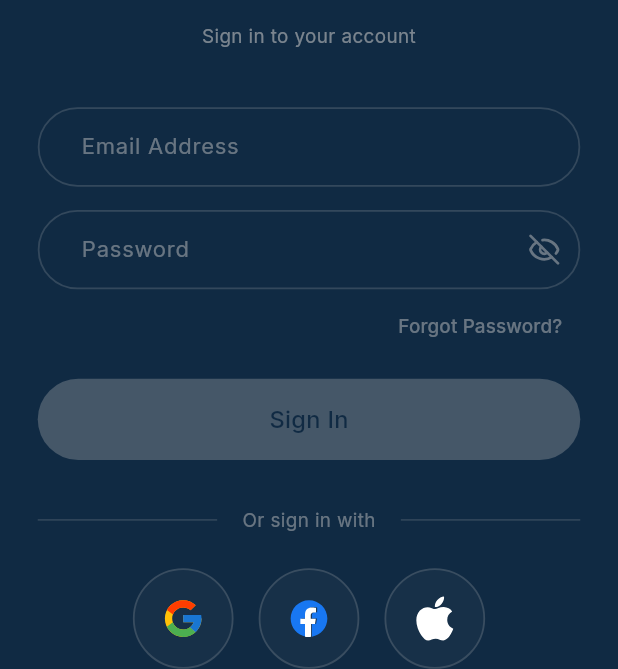
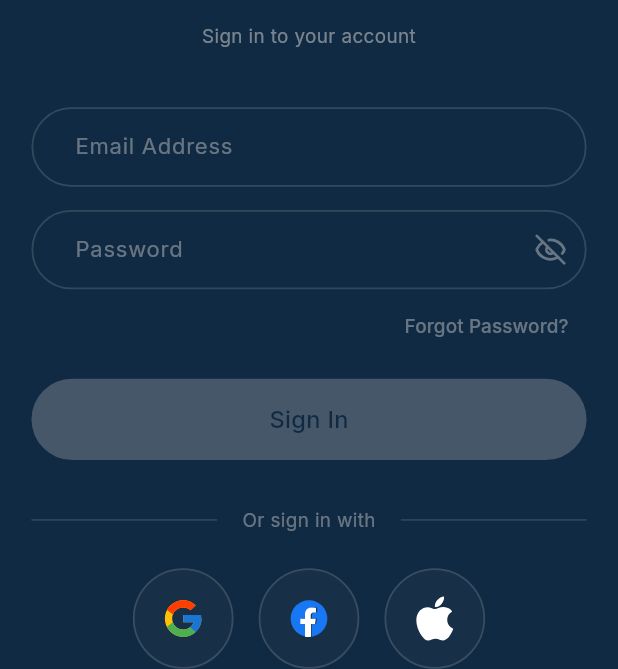
Before and after one commit to Ahmed23coder/rasseny, a Flutter app: the _LoginView screen opened directly, on a phone screen of 412 x 824 dp. Shown: the part 256-925 px from the top of the screen. Run offline on Flutter 3.47's test engine with Material 3 defaults, Android fonts, the phone set to English and light mode, and no system bars; our stand-ins replace country_picker, equatable, flutter_bloc, flutter_svg, go_router, lucide_icons_flutter; missing offline and left inert: intl_phone_field_v2; statements that could not run were skipped.

Commit message:
feat: implement login and home screens with core UI components and design system integration

```diff
--- a/lib/core/radius/app_radius.dart
+++ b/lib/core/radius/app_radius.dart
@@ -8,11 +8,16 @@ class AppRadius {
   AppRadius._();
 
   // ── Raw values ───────────────────────────────────────────────
-  /// Buttons / Inputs / Pills / Icon buttons
-  static const double buttonValue = 50.0;
+  /// Global border width (frosted glass standard)
+  static const double buttonValue = 1.185;
 
+  /// Pill-style radius (Buttons / Inputs / Pills)
+  static const double pillValue = 50.0;
+
+  // ── Card values ──────────────────────────────────────────────
   /// Cards / Articles
   static const double cardValue = 24.0;
+
 
   /// Settings groups
   static const double settingsGroupValue = 28.0;
@@ -30,7 +35,7 @@ class AppRadius {
   static const double circularValue = 9999.0;
 
   // ── BorderRadius shortcuts ───────────────────────────────────
-  static final BorderRadius button = BorderRadius.circular(buttonValue);
+  static final BorderRadius button = BorderRadius.circular(pillValue);
   static final BorderRadius card = BorderRadius.circular(cardValue);
   static final BorderRadius settingsGroup = BorderRadius.circular(
     settingsGroupValue,
--- a/lib/core/theme/app_theme.dart
+++ b/lib/core/theme/app_theme.dart
@@ -90,7 +90,7 @@ class AppTheme {
         ),
         focusedBorder: OutlineInputBorder(
           borderRadius: AppRadius.button,
-          borderSide: BorderSide(color: AppColors.silverSecondaryLabel),
+          borderSide: BorderSide(color: AppColors.silverBorder),
         ),
         errorBorder: OutlineInputBorder(
           borderRadius: AppRadius.button,
--- a/lib/presentation/views/auth/login_screen.dart
+++ b/lib/presentation/views/auth/login_screen.dart
@@ -3,6 +3,7 @@ import 'package:flutter_bloc/flutter_bloc.dart';
 import 'package:go_router/go_router.dart';
 import '../../../core/colors/app_colors.dart';
 import '../../../core/navigation/app_router.dart';
+import '../../../core/spacing/app_spacing.dart';
 import '../../../core/utils/responsive_util.dart';
 import '../../../domain/repositories/auth_repository.dart';
 import '../../viewmodels/auth/login_cubit.dart';
@@ -49,7 +50,7 @@ class _LoginView extends StatelessWidget {
 
           return SafeArea(
             child: SingleChildScrollView(
-              padding: EdgeInsets.symmetric(horizontal: context.scaleWidth(24)),
+              padding: AppSpacing.pagePadding(context),
               child: Column(
                 children: [
                   SizedBox(height: context.scaleHeight(40)),
--- a/lib/presentation/views/home/home_view.dart
+++ b/lib/presentation/views/home/home_view.dart
@@ -1,5 +1,6 @@
 import 'package:flutter/material.dart';
 import 'package:flutter_bloc/flutter_bloc.dart';
+import 'package:lucide_icons_flutter/lucide_icons.dart';
 
 import '../../../domain/repositories/news_repository.dart';
 
@@ -51,7 +52,7 @@ class _HomeBody extends StatelessWidget {
                         Text('Rasseny', style: AppTextStyles.appName(context)),
                         const Spacer(),
                         Icon(
-                          Icons.notifications_outlined,
+                          LucideIcons.bell,
                           color: AppColors.silverSecondaryLabel,
                           size: 24,
                         ),
--- a/lib/presentation/widgets/inputs/app_search_bar.dart
+++ b/lib/presentation/widgets/inputs/app_search_bar.dart
@@ -1,4 +1,5 @@
 import 'package:flutter/material.dart';
+import 'package:lucide_icons_flutter/lucide_icons.dart';
 
 import '../../../core/colors/app_colors.dart';
 import '../../../core/radius/app_radius.dart';
@@ -40,7 +41,7 @@ class AppSearchBar extends StatelessWidget {
             color: AppColors.silverPlaceholder,
           ),
           prefixIcon: Icon(
-            Icons.search,
+            LucideIcons.search,
             color: AppColors.silverPlaceholder,
             size: 20,
           ),
@@ -51,7 +52,7 @@ class AppSearchBar extends StatelessWidget {
                     if (value.text.isEmpty) return const SizedBox.shrink();
                     return IconButton(
                       icon: Icon(
-                        Icons.close,
+                        LucideIcons.x,
                         color: AppColors.silverPlaceholder,
                         size: 18,
                       ),
--- a/lib/presentation/widgets/inputs/app_text_input.dart
+++ b/lib/presentation/widgets/inputs/app_text_input.dart
@@ -1,6 +1,7 @@
 import 'package:flutter/material.dart';
 import 'package:lucide_icons_flutter/lucide_icons.dart';
 import '../../../core/colors/app_colors.dart';
+import '../../../core/radius/app_radius.dart';
 import '../../../core/typography/app_text_styles.dart';
 import '../../../core/utils/responsive_util.dart';
 
@@ -99,26 +100,26 @@ class _AppTextInputState extends State<AppTextInput> {
             ),
             // Border Styling
             border: OutlineInputBorder(
-              borderRadius: BorderRadius.circular(50),
-              borderSide: BorderSide(color: AppColors.silverBorder, width: 1.185),
+              borderRadius: AppRadius.button,
+              borderSide: BorderSide(color: AppColors.silverBorder, width: AppRadius.buttonValue),
             ),
             enabledBorder: OutlineInputBorder(
-              borderRadius: BorderRadius.circular(50),
-              borderSide: BorderSide(color: AppColors.silverBorder, width: 1.185),
+              borderRadius: AppRadius.button,
+              borderSide: BorderSide(color: AppColors.silverBorder, width: AppRadius.buttonValue),
             ),
             focusedBorder: OutlineInputBorder(
-              borderRadius: BorderRadius.circular(50),
-              borderSide: const BorderSide(color: AppColors.primaryAccent, width: 1.185),
+              borderRadius: AppRadius.button,
+              borderSide: BorderSide(color: AppColors.primaryAccent, width: AppRadius.buttonValue),
             ),
             // Error Styling
             errorText: widget.errorText,
             errorStyle: const TextStyle(height: 0, fontSize: 0),
             errorBorder: OutlineInputBorder(
-              borderRadius: BorderRadius.circular(50),
-              borderSide: const BorderSide(color: AppColors.destructive, width: 1.185),
+              borderRadius: AppRadius.button,
+              borderSide: BorderSide(color: AppColors.destructive, width: AppRadius.buttonValue),
             ),
             focusedErrorBorder: OutlineInputBorder(
-              borderRadius: BorderRadius.circular(50),
+              borderRadius: AppRadius.button,
               borderSide: const BorderSide(color: AppColors.destructive, width: 1.5),
             ),
           ),
```
Also changed, not shown: lib/data/repositories/auth_repository_remote.dart (deleted, +0 -42 lines), lib/presentation/widgets/navigation/bottom_nav_bar.dart (+35 -9 lines).
